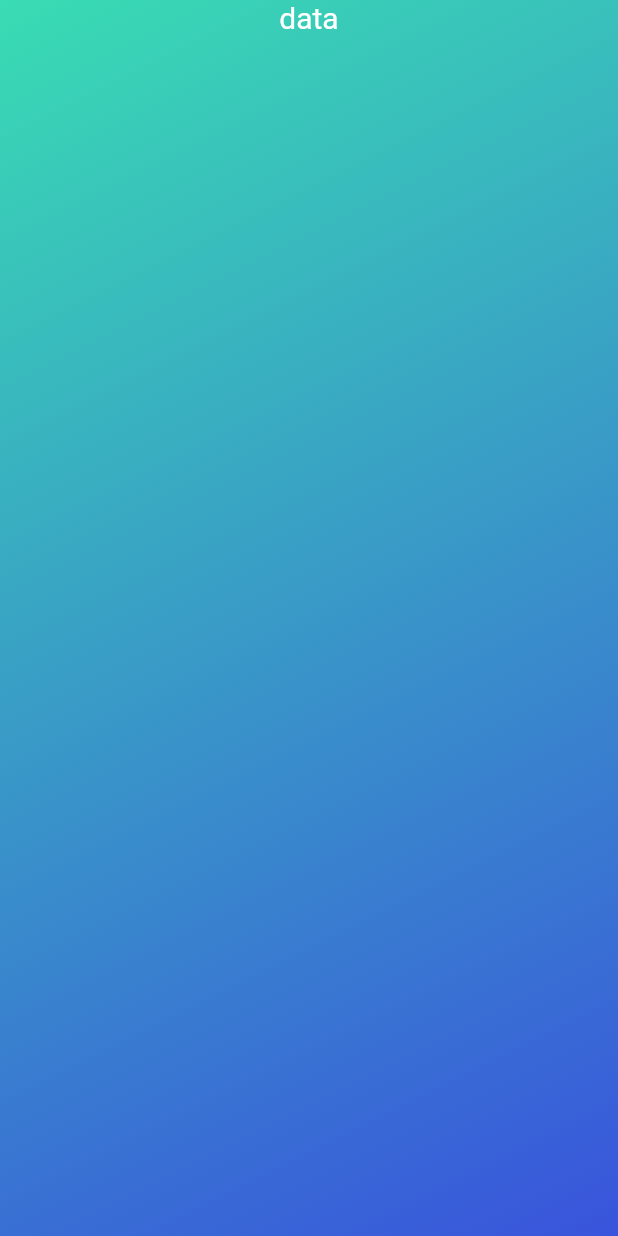
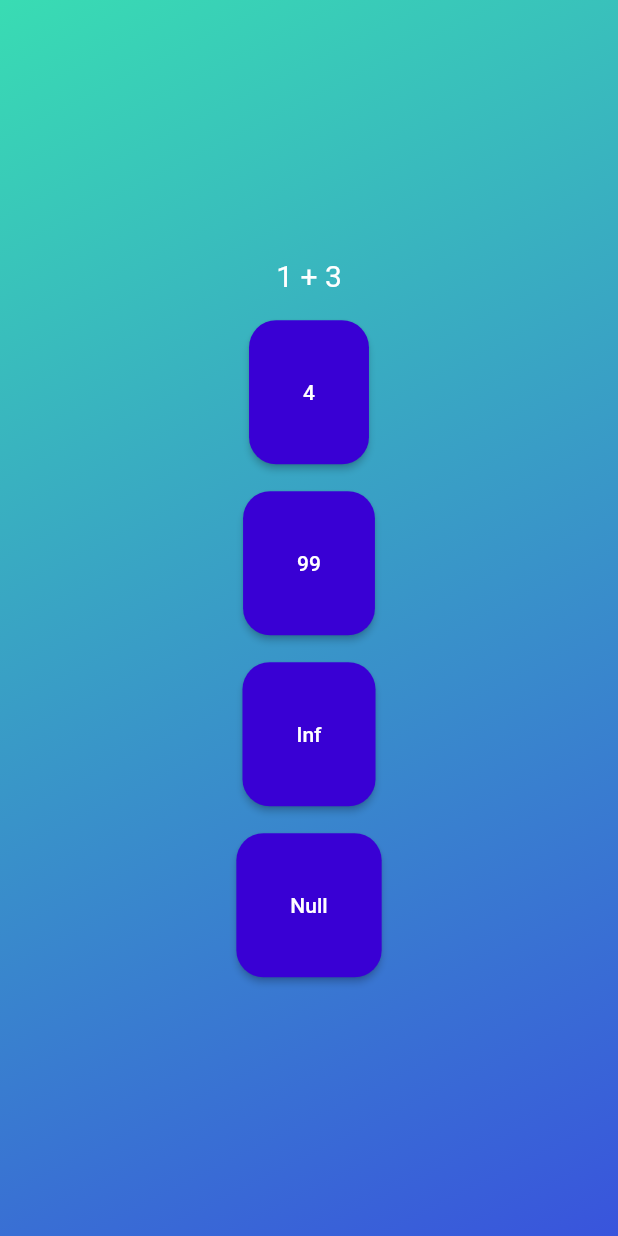
Before and after one commit to Bhav00/Udemy_Flutter, a Flutter app: the screen it shows after launch, after a tap on "data", on a phone screen of 412 x 824 dp. Run offline on Flutter 3.47's test engine with Material 2 defaults, Android fonts, the phone set to English and light mode, and no system bars.

Commit message:
done till vid 68
Signed-off-by: Bhavpreet Singh <singh.bhavpreet00@gmail.com>

```diff
--- a/lib/questions_screen.dart
+++ b/lib/questions_screen.dart
@@ -1,4 +1,11 @@
 import 'package:flutter/material.dart';
+
+import 'package:evalaton/ui/customs.dart';
+import 'package:evalaton/data/questions.dart';
+import 'package:evalaton/models/questions_blueprint.dart';
+
+const List<Question> qns = questions;
+var i = 0;
 
 class QuestScreen extends StatefulWidget {
   const QuestScreen({super.key});
@@ -12,17 +19,6 @@ class QuestScreen extends StatefulWidget {
 class _QuestScreen extends State<QuestScreen> {
   @override
   Widget build(BuildContext context) {
-    return const Center(
-        child: Column(
-      children: [
-        Text(
-          "data",
-          style: TextStyle(
-            fontSize: 20,
-            color: Colors.white,
-          ),
-        ),
-      ],
-    ));
+    return QuestionsUI(qns[i]);
   }
 }
--- /dev/null
+++ b/lib/ui/customs.dart
@@ -0,0 +1,77 @@
+import 'package:flutter/material.dart';
+import 'package:evalaton/models/questions_blueprint.dart';
+
+// Text used throughout the app to be generated using this
+// Maybe more parameters according to the text editing will be added in the future
+// all the settings being in a nested json ish format clutter it all
+// so instead of all these styles inside styles I decided this
+
+//  make the dart file into various files to make it all the more useable in the future if needed
+class CustomText extends StatelessWidget {
+  const CustomText(this.txt, {super.key});
+
+  final String txt;
+
+  @override
+  Widget build(BuildContext context) {
+    return Text(
+      txt,
+      style: const TextStyle(
+        fontSize: 20,
+        color: Colors.white,
+      ),
+    );
+  }
+}
+
+class AnswerButton extends StatelessWidget {
+  const AnswerButton(this.txt, this.func, {super.key});
+
+  final String txt;
+  final void Function() func;
+
+  @override
+  Widget build(BuildContext context) {
+    return ElevatedButton(
+      onPressed: func,
+      style: ElevatedButton.styleFrom(
+        padding: const EdgeInsets.symmetric(
+          horizontal: 36,
+          vertical: 40,
+        ),
+        backgroundColor: const Color.fromARGB(255, 57, 0, 212),
+        foregroundColor: Colors.white,
+        shape: RoundedRectangleBorder(
+          borderRadius: BorderRadius.circular(18),
+        ),
+      ),
+      child: Text(txt),
+    );
+  }
+}
+
+class QuestionsUI extends StatelessWidget {
+  const QuestionsUI(this.ques, {super.key});
+
+  final Question ques;
+
+  @override
+  Widget build(BuildContext context) {
+    return Center(
+      child: Column(
+        mainAxisAlignment: MainAxisAlignment.center,
+        children: [
+          CustomText(ques.txt),
+          const SizedBox(height: 18),
+          AnswerButton(ques.answers[0], () {}),
+          const SizedBox(height: 18),
+          AnswerButton(ques.answers[1], () {}),
+          const SizedBox(height: 18),
+          AnswerButton(ques.answers[2], () {}),
+          const SizedBox(height: 18),
+          AnswerButton(ques.answers[3], () {}),
+        ],
+      ),
+    );
+  }
+}
```
